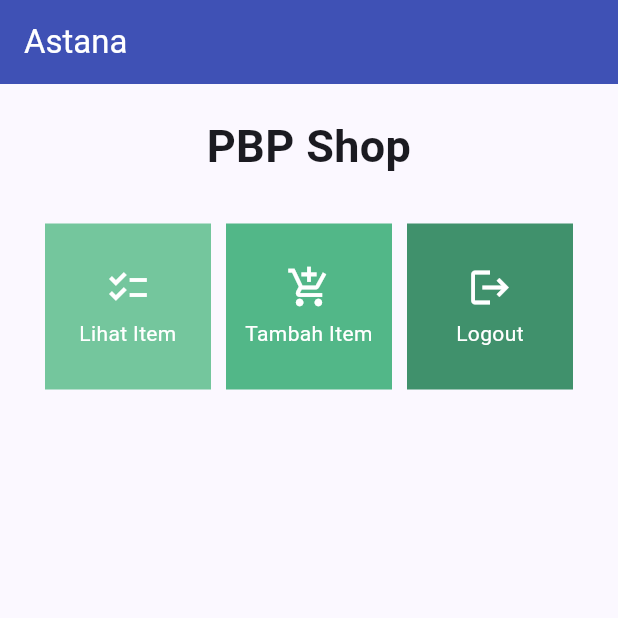
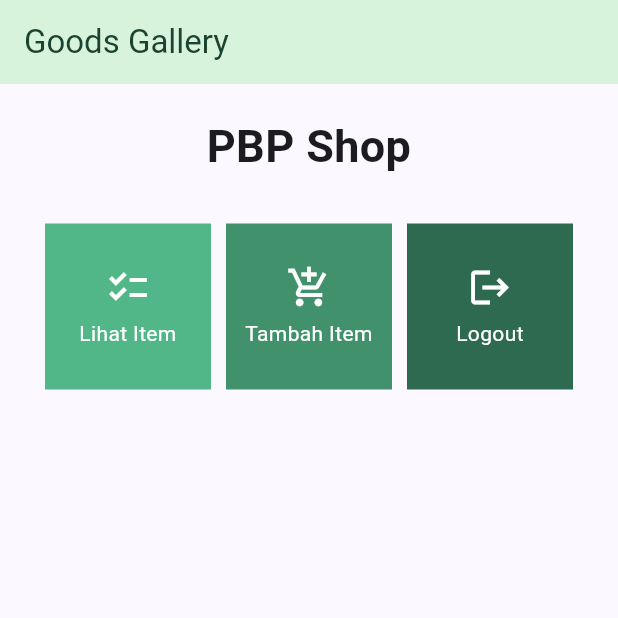
Before and after one commit to Pradiptaa/GoodsGallery, a Flutter app: the screen it shows after launch, on a phone screen of 412 x 824 dp, the top half of it. Run offline on Flutter 3.47's test engine with Material 2 defaults, Android fonts, the light colour scheme and no system bars.

Commit message:
Finished Assignment 7

```diff
--- a/lib/menu.dart
+++ b/lib/menu.dart
@@ -57,9 +57,9 @@ class MyHomePage extends StatelessWidget {
     MyHomePage({Key? key}) : super(key: key);
 
 final List<ShopItem> items = [
-  ShopItem("Lihat Item", Icons.checklist, const Color(0xFF74C69D)),
-  ShopItem("Tambah Item", Icons.add_shopping_cart, const Color(0xFF52B788)),
-  ShopItem("Logout", Icons.logout, const Color(0xFF40916C)),
+  ShopItem("Lihat Item", Icons.checklist, const Color(0xFF52b788)),
+  ShopItem("Tambah Item", Icons.add_shopping_cart, const Color(0xFF40916c)),
+  ShopItem("Logout", Icons.logout, const Color(0xFF2d6a4f)),
 ];
 
     @override
@@ -67,10 +67,10 @@ final List<ShopItem> items = [
         return Scaffold(
       appBar: AppBar(
         title: const Text(
-          'Astana',
+          'Goods Gallery',
         ),
-        backgroundColor: Colors.indigo,
-        foregroundColor: Colors.white,
+        backgroundColor: const Color(0xFFd8f3dc),
+        foregroundColor: Color(0xFF1b4332),
       ),
       body: SingleChildScrollView(
         // Widget wrapper yang dapat discroll
```
Also changed, not shown: 1 other file.
